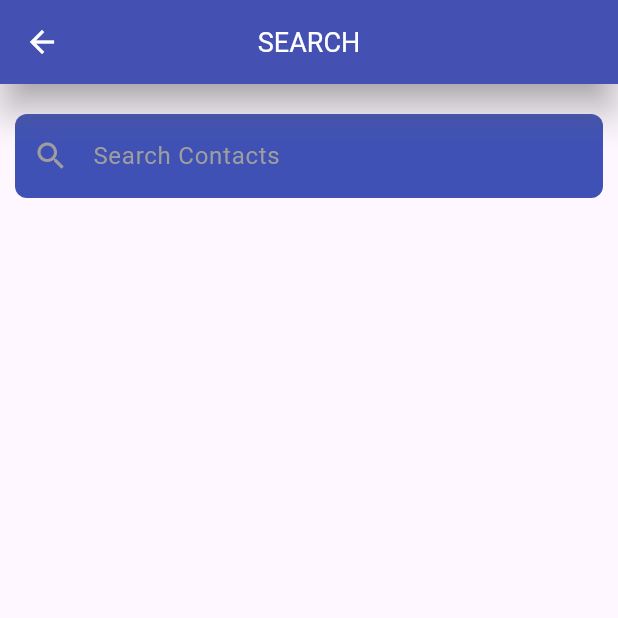
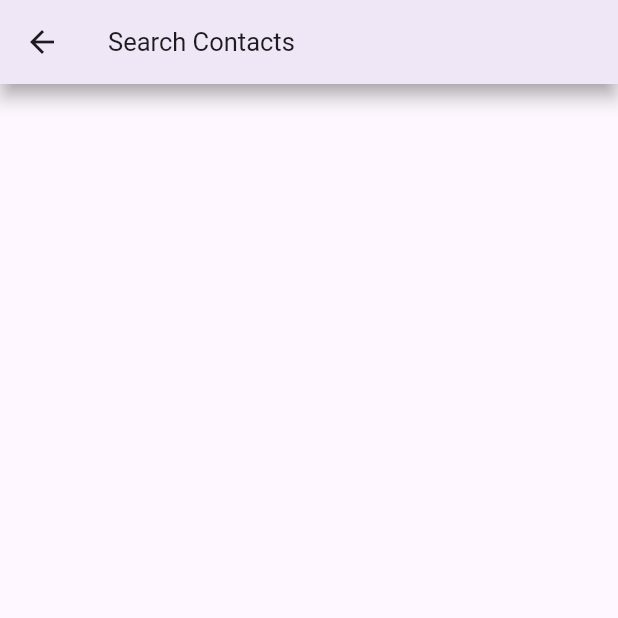
Before and after one commit to AsifulAhsan/FlutterContactApp, a Flutter app: the screen it shows after launch, after a tap on "Search", on a phone screen of 412 x 824 dp, the top half of it. Run offline on Flutter 3.47's test engine with Material 3 defaults, Android fonts, the phone set to English and light mode, and no system bars.

Commit message:
Working on Search System

```diff
--- a/lib/main.dart
+++ b/lib/main.dart
@@ -10,9 +10,10 @@ class MyApp extends StatelessWidget {
 
   @override
   Widget build(BuildContext context) {
-    return MaterialApp(
+    return const MaterialApp(
       debugShowCheckedModeBanner: false,
       home: HomePage(),
+      routes: {},
     );
   }
 }
--- a/lib/screens/dial_page.dart
+++ b/lib/screens/dial_page.dart
@@ -1,137 +1,25 @@
-// ignore_for_file: prefer_const_literals_to_create_immutables, prefer_const_constructors, unused_field, prefer_final_fields, must_be_immutable, prefer_const_constructors_in_immutables
-
-import 'package:contact_book/data_model/contact.dart';
-import 'package:contact_book/screens/home_page.dart';
 import 'package:flutter/material.dart';
 
 class DialPage extends StatefulWidget {
-  DialPage({Key? key, required this.contacts}) : super(key: key);
-  final List<Contact> contacts;
+  const DialPage({super.key});
 
   @override
   State<DialPage> createState() => _DialPageState();
 }
 
 class _DialPageState extends State<DialPage> {
-  late List<Contact> filteredContacts;
-
-  @override
-  void initState() {
-    super.initState();
-    filteredContacts = List.from(widget.contacts);
-  }
-
-  void _searchContacts(String query) {
-    setState(() {
-      if (query.isEmpty) {
-        filteredContacts = List.from(widget.contacts);
-      } else {
-        filteredContacts = widget.contacts
-            .where((contact) =>
-                contact.name.toLowerCase().contains(query.toLowerCase()))
-            .toList();
-      }
-    });
-  }
-
   @override
   Widget build(BuildContext context) {
     return Scaffold(
       appBar: AppBar(
-        iconTheme: IconThemeData(color: Colors.white),
-        elevation: 10,
         shadowColor: Colors.grey,
-        backgroundColor: Colors.indigo,
-        title:
-            Text('SEARCH', style: TextStyle(color: Colors.white, fontSize: 18)),
-        centerTitle: true,
-      ),
-      body: SingleChildScrollView(
-        child: Container(
-          margin: EdgeInsets.fromLTRB(10, 20, 10, 20),
-          child: Column(
-            mainAxisAlignment: MainAxisAlignment.end,
-            children: [
-              TextField(
-                onChanged: _searchContacts,
-                decoration: InputDecoration(
-                    filled: true,
-                    fillColor: Colors.indigo,
-                    border: OutlineInputBorder(
-                      borderRadius: BorderRadius.circular(8),
-                      borderSide: BorderSide.none,
-                    ),
-                    prefixIcon: Icon(
-                      Icons.search,
-                      color: Colors.grey,
-                    ),
-                    hintText: "Search Contacts",
-                    hintStyle: TextStyle(color: Colors.grey)),
-              ),
-              // SizedBox(height: 200),
-              // Row(
-              //   mainAxisAlignment: MainAxisAlignment.spaceEvenly,
-              //   children: [
-              //     DialButton(number: '1'),
-              //     DialButton(number: '2'),
-              //     DialButton(number: '3'),
-              //   ],
-              // ),
-              // SizedBox(height: 10),
-              // Row(
-              //   mainAxisAlignment: MainAxisAlignment.spaceEvenly,
-              //   children: [
-              //     DialButton(number: '4'),
-              //     DialButton(number: '5'),
-              //     DialButton(number: '6'),
-              //   ],
-              // ),
-              // SizedBox(height: 10),
-              // Row(
-              //   mainAxisAlignment: MainAxisAlignment.spaceEvenly,
-              //   children: [
-              //     DialButton(number: '7'),
-              //     DialButton(number: '8'),
-              //     DialButton(number: '9'),
-              //   ],
-              // ),
-              // SizedBox(height: 10),
-              // Row(
-              //   mainAxisAlignment: MainAxisAlignment.spaceEvenly,
-              //   children: [
-              //     DialButton(number: '#'),
-              //     DialButton(number: '0'),
-              //     DialButton(number: '*'),
-              //   ],
-              // ),
-            ],
-          ),
+        elevation: 5,
+        title: const Text(
+          "Search Contacts",
+          style: TextStyle(fontSize: 17),
         ),
       ),
+
     );
   }
 }
-
-class DialButton extends StatelessWidget {
-  final String number;
-  const DialButton({super.key, required this.number});
-
-  @override
-  Widget build(BuildContext context) {
-    return ElevatedButton(
-      onPressed: () {},
-      style: ElevatedButton.styleFrom(
-        fixedSize: const Size(30, 40),
-        elevation: 3,
-      ),
-      child: Text(
-        number,
-        style: const TextStyle(fontSize: 16),
-      ),
-    );
-  }
-}
-
-void main(List<String> args) {
-  runApp(HomePage());
-}
--- a/lib/screens/home_page.dart
+++ b/lib/screens/home_page.dart
@@ -1,31 +1,31 @@
 // ignore_for_file: prefer_const_constructors
 
-import 'package:contact_book/data_model/contact.dart';
 import 'package:contact_book/screens/contact_page.dart';
 import 'package:contact_book/screens/dial_page.dart';
 import 'package:flutter/material.dart';
 
-void main(List<String> args) {
-  runApp(HomePage());
+class HomePage extends StatefulWidget {
+  const HomePage({super.key});
+
+  @override
+  State<HomePage> createState() => _HomePageState();
 }
 
-class HomePage extends StatelessWidget {
-  final List<Contact> contacts = [
-    const Contact(name: 'John Doe', phoneNum: '123-456-7890'),
-    const Contact(name: 'Jane Doe', phoneNum: '098-765-4321'),
-  ];
-
-  HomePage({super.key});
-
+class _HomePageState extends State<HomePage> {
   @override
   Widget build(BuildContext context) {
     return Scaffold(
       appBar: AppBar(
-        backgroundColor: Colors.indigoAccent,
+        shadowColor: Colors.grey,
+        backgroundColor: Colors.green,
+        elevation: 5,
         title: const Text(
           'Home Page',
-          style: TextStyle(color: Colors.white, fontSize: 16),
+          style: TextStyle(
+            fontSize: 16,
+          ),
         ),
+        leading: const Icon(Icons.home),
         centerTitle: true,
       ),
       body: Container(
@@ -38,25 +38,34 @@ class HomePage extends StatelessWidget {
         ),
       ),
       bottomNavigationBar: BottomAppBar(
-        color: Colors.indigoAccent,
+        elevation: 16,
+        shadowColor: Colors.grey,
+        color: Colors.green,
         child: Row(
           mainAxisAlignment: MainAxisAlignment.spaceAround,
           children: [
             ElevatedButton(
+              style: ButtonStyle(
+                  elevation: MaterialStatePropertyAll(6),
+                  shadowColor: MaterialStatePropertyAll(Colors.black)),
               onPressed: () {
                 Navigator.push(
                   context,
                   MaterialPageRoute(
-                    builder: (context) => DialPage(contacts: contacts),
+                    builder: (context) => DialPage(),
                   ),
                 );
               },
-              child: const Text(
+              child: Text(
                 'Search',
                 style: TextStyle(color: Colors.black, fontSize: 16),
               ),
             ),
+            SizedBox(height: 10),
             ElevatedButton(
+              style: ButtonStyle(
+                  elevation: MaterialStatePropertyAll(6),
+                  shadowColor: MaterialStatePropertyAll(Colors.black)),
               onPressed: () {
                 Navigator.push(
                   context,
@@ -65,7 +74,7 @@ class HomePage extends StatelessWidget {
                   ),
                 );
               },
-              child: const Text(
+              child: Text(
                 'Contacts',
                 style: TextStyle(color: Colors.black, fontSize: 16),
               ),
```
Also changed, not shown: lib/screens/contact_page.dart (+17 -10 lines).
